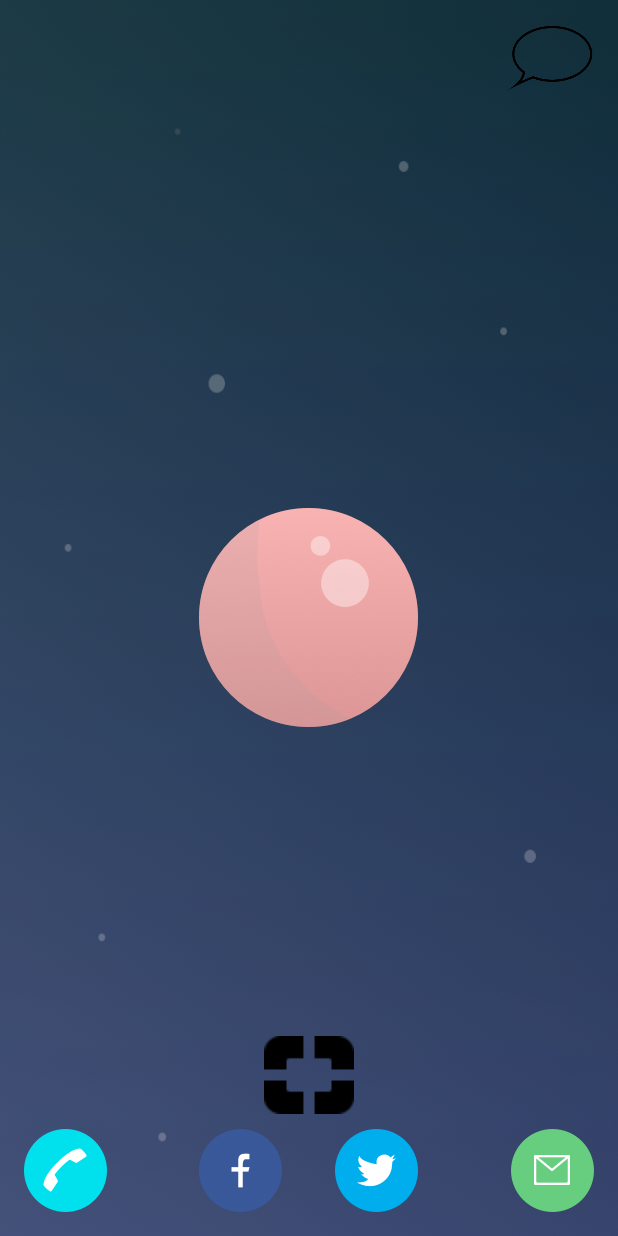
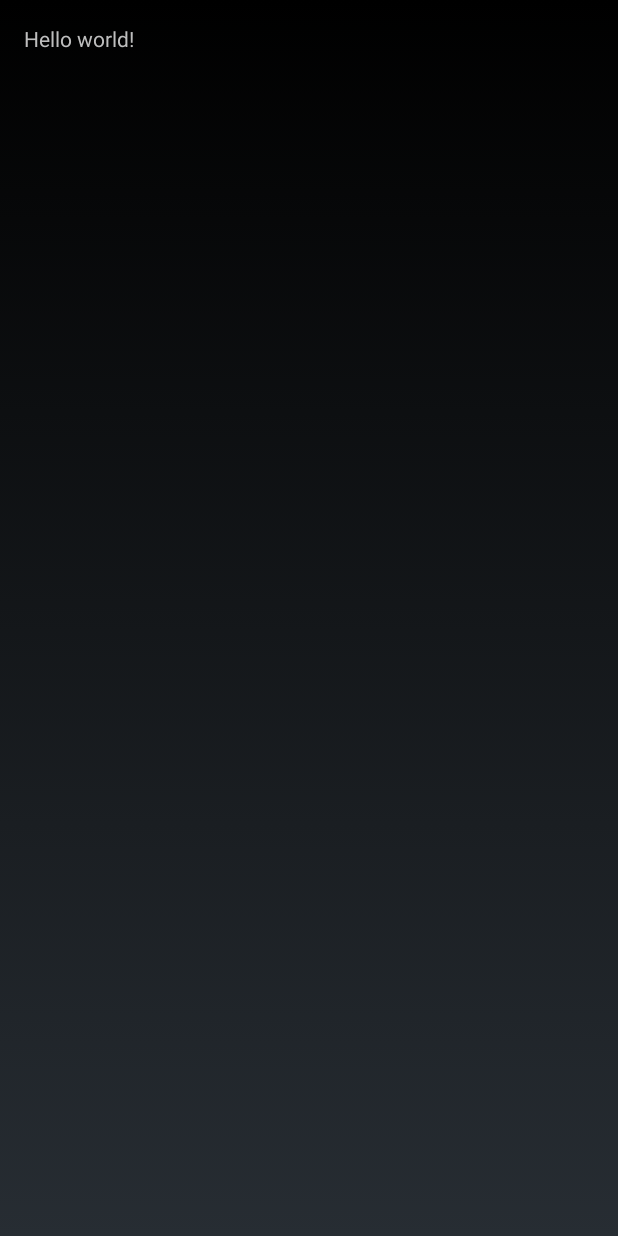
Before and after one commit to TravisWu/Gdroid-Master, an Android app: the screen it shows after launch (main before the commit, DispatchActivity after it), on a phone screen of 412 x 824 dp. Run offline under Robolectric (Android 15) with nearby library versions, the phone set to English and light mode, and no system bars; libraries missing offline, so code that uses them is left out: com.parse; 3 statements that could not run were skipped.

Commit message:
Facebook Login
Added DispatchActivity and LoginActivity

```diff
--- /dev/null
+++ b/app/src/main/java/com/traviswu/gravitydroid/DispatchActivity.java
@@ -0,0 +1,51 @@
+package com.traviswu.gravitydroid;
+
+import android.app.Activity;
+import android.content.Intent;
+import android.os.Bundle;
+import android.view.Menu;
+import android.view.MenuItem;
+
+import com.parse.ParseUser;
+
+
+public class DispatchActivity extends Activity {
+
+    @Override
+    protected void onCreate(Bundle savedInstanceState) {
+        super.onCreate(savedInstanceState);
+        setContentView(R.layout.activity_dispatch);
+
+        if (ParseUser.getCurrentUser() == null){
+            Intent intent = new Intent(this, LoginActivity.class);
+            startActivity(intent);
+        }
+        else{
+            Intent intent = new Intent(this, main.class);
+            startActivity(intent);
+        }
+    }
+
+
+    @Override
+    public boolean onCreateOptionsMenu(Menu menu) {
+        // Inflate the menu; this adds items to the action bar if it is present.
+        getMenuInflater().inflate(R.menu.menu_dispatch, menu);
+        return true;
+    }
+
+    @Override
+    public boolean onOptionsItemSelected(MenuItem item) {
+        // Handle action bar item clicks here. The action bar will
+        // automatically handle clicks on the Home/Up button, so long
+        // as you specify a parent activity in AndroidManifest.xml.
+        int id = item.getItemId();
+
+        //noinspection SimplifiableIfStatement
+        if (id == R.id.action_settings) {
+            return true;
+        }
+
+        return super.onOptionsItemSelected(item);
+    }
+}
--- /dev/null
+++ b/app/src/main/java/com/traviswu/gravitydroid/MyApplication.java
@@ -0,0 +1,22 @@
+package com.traviswu.gravitydroid;
+
+import android.app.Application;
+import android.content.Context;
+
+import com.parse.Parse;
+import com.parse.ParseFacebookUtils;
+
+/**
+ * Created by sylve_000 on 2015-04-24.
+ */
+public class MyApplication extends Application {
+
+    private Context context = this;
+
+    @Override
+    public void onCreate() {
+        super.onCreate();
+        Parse.initialize(this, "pzCn3tK5nxbPM0rh8YJywB9ObBVL1wUUZmCHR8f3", "YwSI0LpIJjRCeyOr7Lb16yJWmzgyOyQLOrdo1DXO");
+        ParseFacebookUtils.initialize(context);
+    }
+}
--- /dev/null
+++ b/app/src/main/res/layout/activity_dispatch.xml
@@ -0,0 +1,12 @@
+<RelativeLayout xmlns:android="http://schemas.android.com/apk/res/android"
+    xmlns:tools="http://schemas.android.com/tools" android:layout_width="match_parent"
+    android:layout_height="match_parent" android:paddingLeft="@dimen/activity_horizontal_margin"
+    android:paddingRight="@dimen/activity_horizontal_margin"
+    android:paddingTop="@dimen/activity_vertical_margin"
+    android:paddingBottom="@dimen/activity_vertical_margin"
+    tools:context="com.traviswu.gravitydroid.DispatchActivity">
+
+    <TextView android:text="@string/hello_world" android:layout_width="wrap_content"
+        android:layout_height="wrap_content" />
+
+</RelativeLayout>
--- /dev/null
+++ b/app/src/main/res/menu/menu_dispatch.xml
@@ -0,0 +1,6 @@
+<menu xmlns:android="http://schemas.android.com/apk/res/android"
+    xmlns:tools="http://schemas.android.com/tools"
+    tools:context="com.traviswu.gravitydroid.DispatchActivity">
+    <item android:id="@+id/action_settings" android:title="@string/action_settings"
+        android:orderInCategory="100" android:showAsAction="never" />
+</menu>
--- /dev/null
+++ b/app/src/main/res/menu/menu_login.xml
@@ -0,0 +1,6 @@
+<menu xmlns:android="http://schemas.android.com/apk/res/android"
+    xmlns:tools="http://schemas.android.com/tools"
+    tools:context="com.traviswu.gravitydroid.LoginActivity">
+    <item android:id="@+id/action_settings" android:title="@string/action_settings"
+        android:orderInCategory="100" android:showAsAction="never" />
+</menu>
--- a/app/src/main/res/values/strings.xml
+++ b/app/src/main/res/values/strings.xml
@@ -4,5 +4,10 @@
     <string name="app_name">"Gravity "</string>
     <string name="qrscan"> Gravity</string>
     <string name="action_settings">Settings</string>
+    <string name="title_activity_login">LoginActivity</string>
+    <string name="facebook_app_id">678055515656753</string>
+
+    <string name="hello_world">Hello world!</string>
+    <string name="title_activity_dispatch">DispatchActivity</string>
 
 </resources>
--- a/build.gradle
+++ b/build.gradle
@@ -6,7 +6,7 @@ buildscript {
         jcenter()
     }
     dependencies {
-        classpath 'com.android.tools.build:gradle:0.12.2'
+        classpath 'com.android.tools.build:gradle:1.1.0'
 
         // NOTE: Do not place your application dependencies here; they belong
         // in the individual module build.gradle files
```
Also changed, not shown: app/build.gradle (+8 -5 lines), app/src/main/AndroidManifest.xml (+49 -21 lines), app/src/main/java/com/traviswu/gravitydroid/LoginActivity.java (added, +89 -0 lines), app/src/main/res/layout/activity_login.xml (added, +23 -0 lines), gradle/wrapper/gradle-wrapper.properties, 7 other files.
